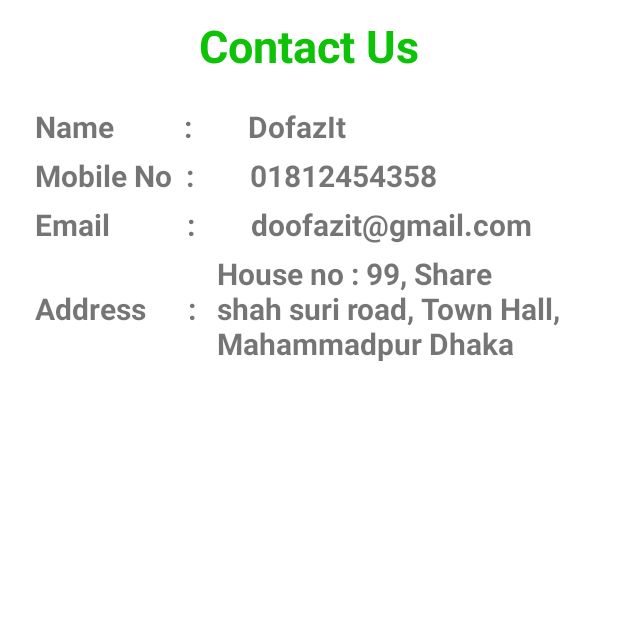
After one commit to prinonbhowmik/Zhomprass, an Android app: the ContactUs screen opened directly, with no data from a screen before it, on a phone screen of 412 x 824 dp, the top half of it. The commit adds this screen. Run offline under Robolectric (Android 15) with nearby library versions, the phone set to English and light mode, and no system bars.

Commit message:
Dashboard and Contact Class

```diff
--- /dev/null
+++ b/app/src/main/java/com/my/zhomprass_java/Activities/ContactUs.java
@@ -0,0 +1,42 @@
+package com.my.zhomprass_java.Activities;
+
+import androidx.annotation.NonNull;
+import androidx.appcompat.app.AppCompatActivity;
+
+import android.os.Bundle;
+import android.view.MenuItem;
+import android.widget.TextView;
+
+import com.my.zhomprass_java.R;
+
+public class ContactUs extends AppCompatActivity {
+   // private TextView contactUsTv, nameTv, doofazItTv, mobileTv, mobileNoTv, emailTv, doofazGmailTv, addressTv, mahammadputTv;
+
+    @Override
+    protected void onCreate(Bundle savedInstanceState) {
+        super.onCreate(savedInstanceState);
+        setContentView(R.layout.activity_contact_us);
+
+
+//        contactUsTv = findViewById(R.id.contactId);
+//        nameTv = findViewById(R.id.nameTv);
+//        doofazItTv = findViewById(R.id.doofazItTv);
+//        mobileTv = findViewById(R.id.mobileTv);
+//        mobileNoTv = findViewById(R.id.mobileNoTv);
+//        emailTv = findViewById(R.id.emailsTv);
+//        doofazGmailTv = findViewById(R.id.doofazitEmailTv);
+//        addressTv = findViewById(R.id.addressTv);
+//        mahammadputTv = findViewById(R.id.mahammadpurDhakaTv);
+
+    }
+
+    @Override
+    public boolean onOptionsItemSelected(@NonNull MenuItem item) {
+        if (item.getItemId() == android.R.id.home){
+            finish();
+        }
+        return super.onOptionsItemSelected(item);
+    }
+
+
+}
--- a/app/src/main/java/com/my/zhomprass_java/Activities/MainActivity.java
+++ b/app/src/main/java/com/my/zhomprass_java/Activities/MainActivity.java
@@ -180,6 +180,12 @@ public class MainActivity extends AppCompatActivity implements NavigationView.On
                 startActivity(new Intent(MainActivity.this,PrivacyPolicy.class));
                 drawerLayout.closeDrawers();
                 break;
+
+            case R.id.contactUsId:
+                startActivity(new Intent(MainActivity.this,ContactUs.class));
+                drawerLayout.closeDrawers();
+                break;
+
             case R.id.aboutId:
                 startActivity(new Intent(MainActivity.this,about.class));
                 drawerLayout.closeDrawers();
--- a/app/src/main/java/com/my/zhomprass_java/Fragments/DashboardFragment.java
+++ b/app/src/main/java/com/my/zhomprass_java/Fragments/DashboardFragment.java
@@ -39,20 +39,19 @@ import static android.content.Context.MODE_PRIVATE;
  */
 public class DashboardFragment extends Fragment {
 
-    private TextView zplTv,positionTv,rankTv,zplmemberTv,fullNameTv,usernameTv
-            ,phoneNoTv,referralAmountTv,generationamountTv,zplamountTv,msPointTv,zplPointTv,msamountTv,rankamountTv
-            ,weekamountTv,dailyamountTv,monthlyamountTv,dealerSpotTv,dealerroyalityTv,dealerReferralTv,
+    private TextView zplTv, positionTv, rankTv, zplmemberTv, fullNameTv, usernameTv, phoneNoTv, referralAmountTv, generationamountTv, zplamountTv, msPointTv, zplPointTv, msamountTv, rankamountTv, weekamountTv, dailyamountTv, monthlyamountTv, dealerSpotTv, dealerroyalityTv, dealerReferralTv,
             totalEarningTv, totalConvertTv, totalWithdrawTv, availableBalanceTv;
-    private CardView referelCardView,generationcardview,zplcardview,totalpointCardview,weeklyCardView
-            ,dailyCardView,monthlyCaedView,dealerSpotCardView,dealerRoyalityCardView,dealerreferalCardView,rankcardview;
+    private CardView referelCardView, generationcardview, zplcardview, totalpointCardview, weeklyCardView, dailyCardView, monthlyCaedView, dealerSpotCardView, dealerRoyalityCardView, dealerreferalCardView, rankcardview;
     private List<Members> membersList;
     private List<UserShortInfo> userShortInfos;
     private List<DashBoard_Model> dashBoardModels;
     private ApiInterface api;
     private SharedPreferences sharedPreferences;
+
     public DashboardFragment() {
         // Required empty public constructor
     }
+
     @Override
     public View onCreateView(LayoutInflater inflater, ViewGroup container,
                              Bundle savedInstanceState) {
@@ -106,6 +105,7 @@ public class DashboardFragment extends Fragment {
 
         seeDashDetails();
 
+
         return view;
     }
 
@@ -115,23 +115,16 @@ public class DashboardFragment extends Fragment {
             @Override
             public void onClick(View view) {
                 Intent intent = new Intent(getContext(), DashDetailsActivity.class);
-                intent.putExtra("type",1);
+                intent.putExtra("type", 1);
                 startActivity(intent);
             }
         });
-        rankcardview.setOnClickListener(new View.OnClickListener() {
-            @Override
-            public void onClick(View view) {
-                Intent intent = new Intent(getContext(), DashDetailsActivity.class);
-                intent.putExtra("type",5);
-                startActivity(intent);
-            }
-        });
+
         dailyCardView.setOnClickListener(new View.OnClickListener() {
             @Override
             public void onClick(View view) {
                 Intent intent = new Intent(getContext(), DashDetailsActivity.class);
-                intent.putExtra("type",6);
+                intent.putExtra("type", 6);
                 startActivity(intent);
             }
         });
@@ -139,31 +132,74 @@ public class DashboardFragment extends Fragment {
             @Override
             public void onClick(View view) {
                 Intent intent = new Intent(getContext(), DashDetailsActivity.class);
-                intent.putExtra("type",7);
+                intent.putExtra("type", 7);
                 startActivity(intent);
             }
         });
+
+        dealerreferalCardView.setOnClickListener(new View.OnClickListener() {
+            @Override
+            public void onClick(View view) {
+                Intent intent = new Intent(getContext(), DashDetailsActivity.class);
+                intent.putExtra("type", 9);
+                startActivity(intent);
+            }
+        });
+
+
+        rankcardview.setOnClickListener(new View.OnClickListener() {
+            @Override
+            public void onClick(View view) {
+                Intent intent = new Intent(getContext(), DashDetailsActivity.class);
+                intent.putExtra("type", 5);
+                startActivity(intent);
+            }
+        });
+
+
+        ////////////
+        generationcardview.setOnClickListener(new View.OnClickListener() {
+            @Override
+            public void onClick(View v) {
+                Intent intent = new Intent(getContext(), DashDetailsActivity.class);
+                intent.putExtra("type", 2);
+                startActivity(intent);
+            }
+        });
+
+        totalpointCardview.setOnClickListener(new View.OnClickListener() {
+            @Override
+            public void onClick(View v) {
+                Intent intent = new Intent(getContext(), DashDetailsActivity.class);
+                intent.putExtra("type", 3);
+                startActivity(intent);
+            }
+        });
+
+        zplcardview.setOnClickListener(new View.OnClickListener() {
+            @Override
+            public void onClick(View v) {
+                Intent intent = new Intent(getContext(), DashDetailsActivity.class);
+                intent.putExtra("type", 4);
+                startActivity(intent);
+            }
+        });
+
+
         dealerSpotCardView.setOnClickListener(new View.OnClickListener() {
             @Override
             public void onClick(View view) {
                 Intent intent = new Intent(getContext(), DashDetailsActivity.class);
-                intent.putExtra("type",8);
+                intent.putExtra("type", 8);
                 startActivity(intent);
             }
         });
-        dealerreferalCardView.setOnClickListener(new View.OnClickListener() {
-            @Override
-            public void onClick(View view) {
-                Intent intent = new Intent(getContext(), DashDetailsActivity.class);
-                intent.putExtra("type",9);
-                startActivity(intent);
-            }
-        });
+
         dealerRoyalityCardView.setOnClickListener(new View.OnClickListener() {
             @Override
             public void onClick(View view) {
                 Intent intent = new Intent(getContext(), DashDetailsActivity.class);
-                intent.putExtra("type",10);
+                intent.putExtra("type", 10);
                 startActivity(intent);
             }
         });
@@ -171,7 +207,7 @@ public class DashboardFragment extends Fragment {
             @Override
             public void onClick(View view) {
                 Intent intent = new Intent(getContext(), DashDetailsActivity.class);
-                intent.putExtra("type",12);
+                intent.putExtra("type", 12);
                 startActivity(intent);
             }
         });
@@ -187,46 +223,45 @@ public class DashboardFragment extends Fragment {
     }
 
     private void dashData() {
-        sharedPreferences = getContext().getSharedPreferences("Customer_Id",MODE_PRIVATE);
-        int id = sharedPreferences.getInt("cust_id",0);
+        sharedPreferences = getContext().getSharedPreferences("Customer_Id", MODE_PRIVATE);
+        int id = sharedPreferences.getInt("cust_id", 0);
 
-        if (id==0){
+        if (id == 0) {
             Toast.makeText(getContext(), "Please Sign In!", Toast.LENGTH_LONG).show();
         }
-        if (id!=0){
+        if (id != 0) {
             Call<List<UserShortInfo>> call = api.getUserInfo(id);
             call.enqueue(new Callback<List<UserShortInfo>>() {
                 @Override
                 public void onResponse(Call<List<UserShortInfo>> call, Response<List<UserShortInfo>> response) {
-                            if (response.isSuccessful()){
-                                if (response.body()==null){
+                    if (response.isSuccessful()) {
+                        if (response.body() == null) {
                             return;
-                                }
-                                else {
-                                    userShortInfos=response.body();
+                        } else {
+                            userShortInfos = response.body();
                             fullNameTv.setText(userShortInfos.get(0).getFull_name());
                             String username = userShortInfos.get(0).getUser_name();
                             usernameTv.setText(username);
                             phoneNoTv.setText(userShortInfos.get(0).getMobile_no());
-                                    zplTv.setText("Zpl Level : "+userShortInfos.get(0).getZpl());
-                                    positionTv.setText("Position : "+String.valueOf(userShortInfos.get(0).getPosition()));
-                                    rankTv.setText("Rank : "+String.valueOf(userShortInfos.get(0).getRank()));
-                                    referralAmountTv.setText("৳ "+String.valueOf(userShortInfos.get(0).getRefer()));
-                                    generationamountTv.setText("৳ "+String.valueOf(userShortInfos.get(0).getGeneration()));
-                                    zplamountTv.setText("৳ "+String.valueOf(userShortInfos.get(0).getZpl_balance()));
+                            zplTv.setText("Zpl Level : " + userShortInfos.get(0).getZpl());
+                            positionTv.setText("Position : " + String.valueOf(userShortInfos.get(0).getPosition()));
+                            rankTv.setText("Rank : " + String.valueOf(userShortInfos.get(0).getRank()));
+                            referralAmountTv.setText("৳ " + String.valueOf(userShortInfos.get(0).getRefer()));
+                            generationamountTv.setText("৳ " + String.valueOf(userShortInfos.get(0).getGeneration()));
+                            zplamountTv.setText("৳ " + String.valueOf(userShortInfos.get(0).getZpl_balance()));
                             msPointTv.setText(String.valueOf(userShortInfos.get(0).getTotal_point()));
-                                    rankamountTv.setText("৳ "+String.valueOf(userShortInfos.get(0).getRank_balance()));
-                                    weekamountTv.setText("৳ "+String.valueOf(userShortInfos.get(0).getWeekly()));
-                                    dailyamountTv.setText("৳ "+String.valueOf(userShortInfos.get(0).getDaily()));
-                                    monthlyamountTv.setText("৳ "+String.valueOf(userShortInfos.get(0).getMonthly()));
+                            rankamountTv.setText("৳ " + String.valueOf(userShortInfos.get(0).getRank_balance()));
+                            weekamountTv.setText("৳ " + String.valueOf(userShortInfos.get(0).getWeekly()));
+                            dailyamountTv.setText("৳ " + String.valueOf(userShortInfos.get(0).getDaily()));
+                            monthlyamountTv.setText("৳ " + String.valueOf(userShortInfos.get(0).getMonthly()));
                             dealerSpotTv.setText(String.valueOf(userShortInfos.get(0).getDealer_spot()));
                             dealerroyalityTv.setText(String.valueOf(userShortInfos.get(0).getDealer_royalty()));
                             dealerReferralTv.setText(String.valueOf(userShortInfos.get(0).getDealer_referal()));
 
-                                    totalEarningTv.setText("৳ "+String.valueOf(userShortInfos.get(0).getTotal_earn()));
-                                    totalConvertTv.setText("৳ "+userShortInfos.get(0).getTotal_convert());
-                                    totalWithdrawTv.setText("৳ "+userShortInfos.get(0).getTotal_withdraw());
-                                    availableBalanceTv.setText("৳ "+String.valueOf(userShortInfos.get(0).getAvailable_balance()));
+                            totalEarningTv.setText("৳ " + String.valueOf(userShortInfos.get(0).getTotal_earn()));
+                            totalConvertTv.setText("৳ " + userShortInfos.get(0).getTotal_convert());
+                            totalWithdrawTv.setText("৳ " + userShortInfos.get(0).getTotal_withdraw());
+                            availableBalanceTv.setText("৳ " + String.valueOf(userShortInfos.get(0).getAvailable_balance()));
 
                         }
                     }
@@ -234,13 +269,12 @@ public class DashboardFragment extends Fragment {
 
                 @Override
                 public void onFailure(Call<List<UserShortInfo>> call, Throwable t) {
-                            Toast.makeText(getContext(), ""+t.getMessage(), Toast.LENGTH_SHORT).show();
+                    Toast.makeText(getContext(), "" + t.getMessage(), Toast.LENGTH_SHORT).show();
                 }
             });
 
         }
     }
-
 
 
     private void getFreeZpl() {
@@ -250,12 +284,10 @@ public class DashboardFragment extends Fragment {
             @Override
             public void onResponse(Call<List<Members>> call, Response<List<Members>> response) {
                 membersList = response.body();
-                if (response.isSuccessful()){
-                    if (response.body()==null)
-                    {
+                if (response.isSuccessful()) {
+                    if (response.body() == null) {
                         return;
-                    }
-                    else{
+                    } else {
                         int zpl = response.body().get(0).getMember();
                         zplmemberTv.setText(String.valueOf(zpl));
                     }
@@ -265,11 +297,10 @@ public class DashboardFragment extends Fragment {
             @Override
             public void onFailure(Call<List<Members>> call, Throwable t) {
 
-                Toast.makeText(getContext(), ""+t.getMessage(), Toast.LENGTH_SHORT).show();
+                Toast.makeText(getContext(), "" + t.getMessage(), Toast.LENGTH_SHORT).show();
             }
         });
     }
 
 
-
 }
--- /dev/null
+++ b/app/src/main/res/drawable/ic_contacts_black_24dp.xml
@@ -0,0 +1,9 @@
+<vector xmlns:android="http://schemas.android.com/apk/res/android"
+        android:width="24dp"
+        android:height="24dp"
+        android:viewportWidth="24.0"
+        android:viewportHeight="24.0">
+    <path
+        android:fillColor="#FF000000"
+        android:pathData="M20,0L4,0v2h16L20,0zM4,24h16v-2L4,22v2zM20,4L4,4c-1.1,0 -2,0.9 -2,2v12c0,1.1 0.9,2 2,2h16c1.1,0 2,-0.9 2,-2L22,6c0,-1.1 -0.9,-2 -2,-2zM12,6.75c1.24,0 2.25,1.01 2.25,2.25s-1.01,2.25 -2.25,2.25S9.75,10.24 9.75,9 10.76,6.75 12,6.75zM17,17L7,17v-1.5c0,-1.67 3.33,-2.5 5,-2.5s5,0.83 5,2.5L17,17z"/>
+</vector>
--- /dev/null
+++ b/app/src/main/res/layout/activity_contact_us.xml
@@ -0,0 +1,139 @@
+<?xml version="1.0" encoding="utf-8"?>
+<LinearLayout xmlns:android="http://schemas.android.com/apk/res/android"
+    xmlns:app="http://schemas.android.com/apk/res-auto"
+    xmlns:tools="http://schemas.android.com/tools"
+    android:layout_width="match_parent"
+    android:layout_height="match_parent"
+    tools:context=".Activities.ContactUs">
+
+
+    <LinearLayout
+        android:layout_width="match_parent"
+        android:layout_height="wrap_content"
+        android:orientation="vertical">
+
+        <TextView
+            android:layout_width="match_parent"
+            android:layout_height="wrap_content"
+            android:layout_margin="10dp"
+            android:text="Contact Us"
+            android:id="@+id/contactUsTv"
+            android:textAlignment="center"
+            android:textColor="#0DC207"
+            android:textSize="30sp"
+            android:textStyle="bold" />
+
+        <LinearLayout
+            android:layout_width="match_parent"
+            android:layout_height="wrap_content"
+            android:layout_marginTop="10dp"
+            android:orientation="vertical">
+
+            <LinearLayout
+                android:layout_width="match_parent"
+                android:layout_height="wrap_content"
+                android:layout_gravity="center_vertical"
+                android:orientation="horizontal">
+
+                <TextView
+                    android:id="@+id/nameTv"
+                    android:layout_width="wrap_content"
+                    android:layout_height="wrap_content"
+                    android:layout_gravity="center_vertical"
+                    android:text="     Name          :   "
+                    android:textSize="20sp"
+                    android:textStyle="bold" />
+
+                <TextView
+                    android:id="@+id/doofazItTv"
+                    android:layout_width="wrap_content"
+                    android:layout_height="wrap_content"
+                    android:layout_gravity="center_vertical"
+                    android:text="     DofazIt"
+                    android:textSize="20sp"
+                    android:textStyle="bold" />
+            </LinearLayout>
+
+            <LinearLayout
+                android:layout_width="match_parent"
+                android:layout_height="wrap_content"
+                android:layout_gravity="center_vertical"
+                android:layout_marginTop="5dp"
+                android:orientation="horizontal">
+
+                <TextView
+                    android:id="@+id/mobileTv"
+                    android:layout_width="wrap_content"
+                    android:layout_height="wrap_content"
+                    android:layout_gravity="center_vertical"
+                    android:text="     Mobile No  :   "
+                    android:textSize="20sp"
+                    android:textStyle="bold" />
+
+                <TextView
+                    android:id="@+id/mobileNoTv"
+                    android:layout_width="wrap_content"
+                    android:layout_height="wrap_content"
+                    android:layout_gravity="center_vertical"
+                    android:text="     01812454358"
+                    android:textSize="20sp"
+                    android:textStyle="bold" />
+            </LinearLayout>
+
+            <LinearLayout
+                android:layout_width="match_parent"
+                android:layout_height="wrap_content"
+                android:layout_gravity="center_vertical"
+                android:layout_marginTop="5dp"
+                android:orientation="horizontal">
+
+                <TextView
+                    android:id="@+id/emailsTv"
+                    android:layout_width="wrap_content"
+                    android:layout_height="wrap_content"
+                    android:layout_gravity="center_vertical"
+                    android:text="     Email           :   "
+                    android:textSize="20sp"
+                    android:textStyle="bold" />
+
+                <TextView
+                    android:id="@+id/doofazitEmailTv"
+                    android:layout_width="wrap_content"
+                    android:layout_height="wrap_content"
+                    android:layout_gravity="center_vertical"
+                    android:text="     doofazit@gmail.com"
+                    android:textSize="20sp"
+                    android:textStyle="bold" />
+            </LinearLayout>
+
+            <LinearLayout
+                android:layout_width="match_parent"
+                android:layout_height="wrap_content"
+                android:layout_gravity="center_vertical"
+                android:layout_marginTop="5dp"
+                android:orientation="horizontal">
+
+                <TextView
+                    android:id="@+id/addressTv"
+                    android:layout_width="wrap_content"
+                    android:layout_height="wrap_content"
+                    android:layout_gravity="center_vertical"
+                    android:text="     Address      :   "
+                    android:textSize="20sp"
+                    android:textStyle="bold" />
+
+                <TextView
+                    android:id="@+id/mahammadpurDhakaTv"
+                    android:layout_width="wrap_content"
+                    android:layout_height="wrap_content"
+                    android:layout_gravity="center_vertical"
+                    android:text="     @string/contactUs"
+                    android:textSize="20sp"
+                    android:textStyle="bold" />
+            </LinearLayout>
+
+        </LinearLayout>
+
+    </LinearLayout>
+
+</LinearLayout>
--- a/app/src/main/res/menu/drawer_menu.xml
+++ b/app/src/main/res/menu/drawer_menu.xml
@@ -60,5 +60,12 @@
         android:icon="@drawable/ic_power_settings_new_black_24dp"
         />
 
+    <item
+        android:title="Contact us"
+        android:id="@+id/contactUsId"
+        android:icon="@drawable/ic_contacts_black_24dp"
+        />
+
+
 
 </menu>
--- a/app/src/main/res/values/strings.xml
+++ b/app/src/main/res/values/strings.xml
@@ -6,6 +6,8 @@
     <string name="offline_message">You are Offline Mode, Confirm Your Internet Connection</string>
     <string name="WifiMode_message">Wife Enabled</string>
     <string name="dataNetworkMode_message">Data Network Enabled</string>
+
+    <string name="contactUs">House no : 99, Share shah suri road, Town Hall, Mahammadpur Dhaka </string>
 
 
     <string name="privacy">
```
Also changed, not shown: app/src/main/AndroidManifest.xml (+4 -3 lines). Lines whose indentation alone changed are shown as unchanged.
